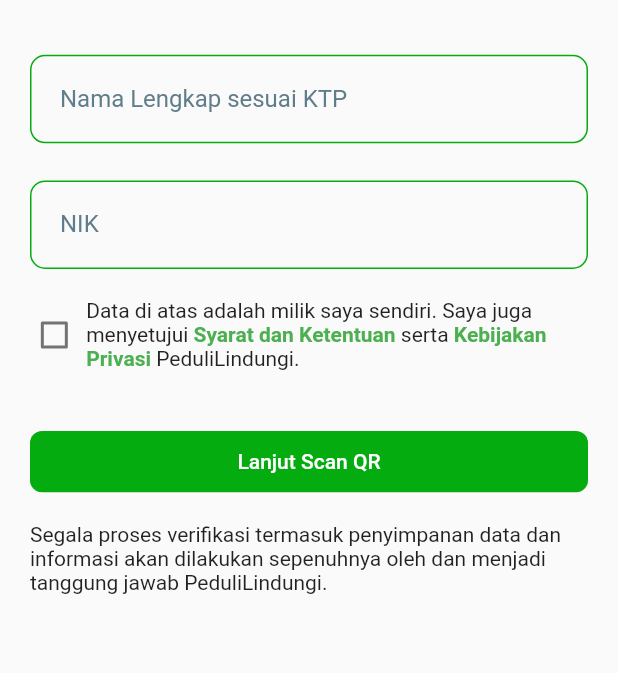
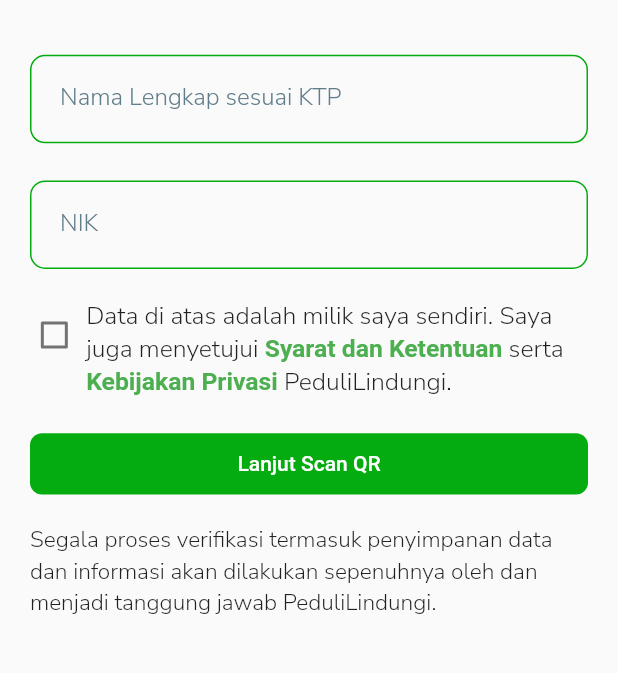
Before and after one commit to zerowu49/plclone, a Flutter app: the TokpedInitPage screen opened directly, on a phone screen of 412 x 824 dp, the part 241-914 px from its top. Run offline on Flutter 3.47's test engine with Material 2 defaults, Android fonts, the phone set to English and light mode, and no system bars; drawn by our look-alikes of styled_text; our stand-ins replace flutter_icons, get, sizer.

Commit message:
style: tokped page

```diff
--- a/lib/page/tokped_init_page.dart
+++ b/lib/page/tokped_init_page.dart
@@ -18,6 +18,7 @@ class TokpedInitPage extends StatelessWidget {
     DataController _controller = Get.find<DataController>();
     final _formKey = GlobalKey<FormState>();
     final color = ColorPalettes.tokped;
+    final fontFamily = "Nunito";
 
     _controller.checkbox.value = false;
     return Scaffold(
@@ -60,6 +61,7 @@ class TokpedInitPage extends StatelessWidget {
                           keyboardType: TextInputType.text,
                           labelText: 'Nama Lengkap sesuai KTP',
                           color: color,
+                          fontFamily: fontFamily,
                           onChanged: (val) => _controller.name.value = val,
                         ),
                         SizedBox(height: 3.h),
@@ -68,6 +70,7 @@ class TokpedInitPage extends StatelessWidget {
                           keyboardType: TextInputType.number,
                           labelText: 'NIK',
                           color: color,
+                          fontFamily: fontFamily,
                           onChanged: (val) => _controller.nik.value = val,
                         ),
                       ],
@@ -77,19 +80,22 @@ class TokpedInitPage extends StatelessWidget {
                 Padding(
                   padding: const EdgeInsets.symmetric(horizontal: 15),
                   child: Row(
+                    crossAxisAlignment: CrossAxisAlignment.start,
                     children: [
-                      Expanded(child: CustomCheckbox()),
+                      Expanded(child: CustomCheckbox(color: color)),
                       Expanded(
                         flex: 8,
                         child: CustomText(
                           text:
                               "Data di atas adalah milik saya sendiri. Saya juga menyetujui <boldGreen>Syarat dan Ketentuan</boldGreen> serta <boldGreen>Kebijakan Privasi</boldGreen> PeduliLindungi.",
+                          fontSize: 12.sp,
+                          fontWeight: FontWeight.w500,
+                          fontFamily: fontFamily,
                         ),
                       ),
                     ],
                   ),
                 ),
-                SizedBox(height: 2.h),
                 Padding(
                   padding: const EdgeInsets.all(20.0),
                   child: Column(
@@ -119,8 +125,11 @@ class TokpedInitPage extends StatelessWidget {
                         ),
                       ),
                       SizedBox(height: 2.h),
-                      Text(
-                        "Segala proses verifikasi termasuk penyimpanan data dan informasi akan dilakukan sepenuhnya oleh dan menjadi tanggung jawab PeduliLindungi.",
+                      NormalText(
+                        text:
+                            "Segala proses verifikasi termasuk penyimpanan data dan informasi akan dilakukan sepenuhnya oleh dan menjadi tanggung jawab PeduliLindungi.",
+                        fontSize: 11.sp,
+                        fontFamily: fontFamily,
                       ),
                     ],
                   ),
--- a/lib/widget/custom_checkbox.dart
+++ b/lib/widget/custom_checkbox.dart
@@ -3,7 +3,11 @@ import 'package:get/get.dart';
 import 'package:plclone/controller/data_controller.dart';
 
 class CustomCheckbox extends StatefulWidget {
-  CustomCheckbox({Key? key}) : super(key: key);
+  final Color? color;
+  CustomCheckbox({
+    Key? key,
+    this.color,
+  }) : super(key: key);
 
   @override
   _CustomCheckboxState createState() => _CustomCheckboxState();
@@ -14,6 +18,7 @@ class _CustomCheckboxState extends State<CustomCheckbox> {
   @override
   Widget build(BuildContext context) {
     return Checkbox(
+      activeColor: widget.color,
       value: _controller.checkbox.value,
       onChanged: (newValue) {
         setState(() {
--- a/lib/widget/custom_field_form.dart
+++ b/lib/widget/custom_field_form.dart
@@ -7,6 +7,7 @@ class CustomFieldForm extends StatelessWidget {
   final String labelText;
   final Color color;
   final Function(String) onChanged;
+  final String? fontFamily;
   CustomFieldForm({
     Key? key,
     required this.initialValue,
@@ -14,6 +15,7 @@ class CustomFieldForm extends StatelessWidget {
     required this.labelText,
     required this.color,
     required this.onChanged,
+    this.fontFamily,
   }) : super(key: key);
 
   @override
@@ -23,7 +25,10 @@ class CustomFieldForm extends StatelessWidget {
       keyboardType: keyboardType,
       decoration: InputDecoration(
         labelText: labelText,
-        labelStyle: TextStyle(color: ColorPalettes.whiteDark),
+        labelStyle: TextStyle(
+          color: ColorPalettes.whiteDark,
+          fontFamily: fontFamily,
+        ),
         contentPadding: EdgeInsets.all(20),
         enabledBorder: OutlineInputBorder(
           borderSide: BorderSide(
--- a/lib/widget/custom_text.dart
+++ b/lib/widget/custom_text.dart
@@ -21,15 +21,17 @@ class NormalText extends StatelessWidget {
   final int? maxLines;
   final TextAlign? textAlign;
   final bool isUnderline;
+  final String? fontFamily;
 
   NormalText({
     required this.text,
     this.fontSize,
     this.fontWeight,
-    required this.color,
+    this.color,
     this.maxLines,
     this.textAlign,
     this.isUnderline = false,
+    this.fontFamily,
   });
 
   @override
@@ -42,6 +44,7 @@ class NormalText extends StatelessWidget {
         fontSize: fontSize,
         fontWeight: fontWeight,
         color: color,
+        fontFamily: fontFamily,
         decoration: isUnderline ? TextDecoration.underline : null,
       ),
     );
@@ -55,6 +58,7 @@ class CustomText extends StatelessWidget {
   final Color? color;
   final int? maxLines;
   final TextAlign? textAlign;
+  final String? fontFamily;
 
   CustomText({
     required this.text,
@@ -63,6 +67,7 @@ class CustomText extends StatelessWidget {
     this.color,
     this.maxLines,
     this.textAlign,
+    this.fontFamily,
   });
 
   @override
@@ -75,6 +80,7 @@ class CustomText extends StatelessWidget {
         fontSize: fontSize,
         fontWeight: fontWeight,
         color: color,
+        fontFamily: fontFamily,
       ),
       tags: styles,
     );
```
Also changed, not shown: pubspec.yaml (+6 -6 lines), fonts/NunitoSans-Light.ttf (added), fonts/NunitoSans-LightItalic.ttf (added).
